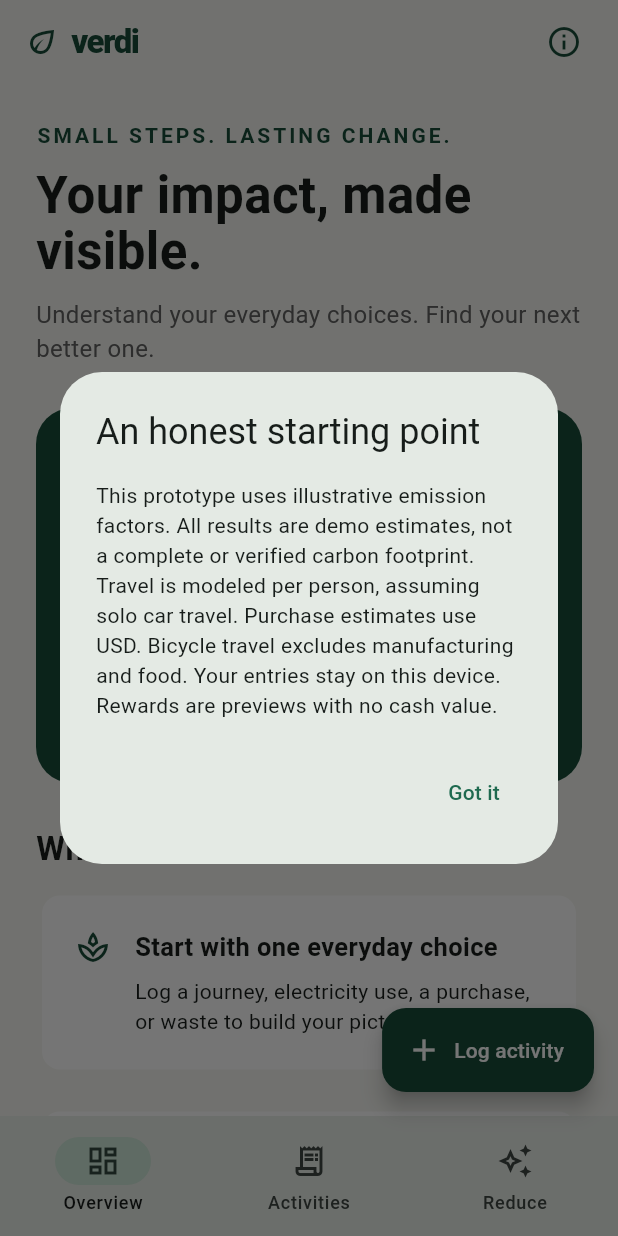
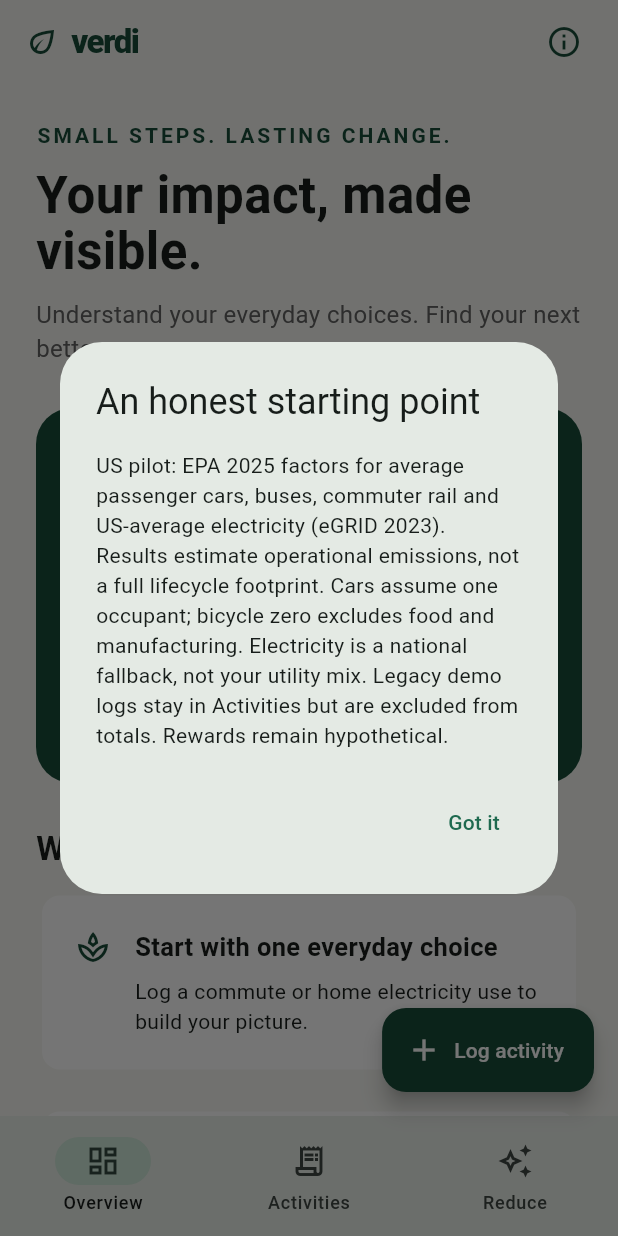
Before and after one commit to BlahBlah23406/verdi, a Flutter app: the screen it shows after launch, after a tap on the "info outline" icon, on a phone screen of 412 x 824 dp. Run offline on Flutter 3.47's test engine with Material 3 defaults, Android fonts, the phone set to English and light mode, and no system bars; our stand-ins replace shared_preferences.

Commit message:
Add source-backed EPA factors for US commuting and electricity pilot

```diff
--- a/lib/domain/carbon.dart
+++ b/lib/domain/carbon.dart
@@ -1,18 +1,32 @@
-// Deliberately illustrative factors, not verified accounting data.
+import 'emission_factors.dart';
+
+// Legacy kinds remain readable; new entries use the supported pilot catalog.
 enum ActivityKind {
   car('Car journey', 'Travel', 'km', 0.20),
   bus('Bus journey', 'Travel', 'km', 0.08),
-  train('Train journey', 'Travel', 'km', 0.04),
+  train('Commuter rail journey', 'Travel', 'km', 0.04),
   bicycle('Bicycle journey', 'Travel', 'km', 0),
   electricity('Home electricity', 'Home', 'kWh', 0.30),
   food('Food purchases', 'Food', 'USD', 0.50),
   shopping('Other purchases', 'Shopping', 'USD', 0.35),
   waste('Landfill waste', 'Waste', 'kg', 0.60);
 
-  const ActivityKind(this.label, this.category, this.unit, this.factor);
+  const ActivityKind(this.label, this.category, this.unit, this.legacyFactor);
   final String label, category, unit;
-  final double factor;
-  static const factorVersion = 'illustrative-v1';
+  final double legacyFactor;
+  static const factorVersion = EmissionFactor.version;
+  static const supported = [car, bus, train, bicycle, electricity];
+  EmissionFactor? get reference => switch (this) {
+    car => EmissionFactor.car,
+    bus => EmissionFactor.bus,
+    train => EmissionFactor.train,
+    bicycle => EmissionFactor.bicycle,
+    electricity => EmissionFactor.electricity,
+    _ => null,
+  };
+  double get factor =>
+      reference?.kgCo2ePerUnit ??
+      (throw UnsupportedError('No reviewed factor for $name.'));
 }
 
 class Activity {
@@ -24,7 +38,14 @@ class Activity {
     this.note = '',
     this.factorVersion = ActivityKind.factorVersion,
     double? factor,
-  }) : factor = factor ?? kind.factor {
+    Map<String, dynamic>? factorMetadata,
+  }) : factor = factor ?? kind.factor,
+       factorMetadata = Map.unmodifiable(
+         factorMetadata ??
+             (factorVersion == ActivityKind.factorVersion
+                 ? kind.reference?.toJson() ?? {}
+                 : {}),
+       ) {
     if (id.isEmpty ||
         !quantity.isFinite ||
         quantity <= 0 ||
@@ -35,6 +56,8 @@ class Activity {
       );
     }
   }
+  final Map<String, dynamic> factorMetadata;
+  bool get isPilotEstimate => factorVersion == ActivityKind.factorVersion;
   final String id, note, factorVersion;
   final ActivityKind kind;
   final double quantity, factor;
@@ -48,6 +71,7 @@ class Activity {
     'note': note,
     'factor': factor,
     'factorVersion': factorVersion,
+    'factorMetadata': factorMetadata,
   };
   factory Activity.fromJson(Map<String, dynamic> json) => Activity(
     id: json['id'] as String,
@@ -57,6 +81,9 @@ class Activity {
     note: json['note'] as String,
     factor: (json['factor'] as num).toDouble(),
     factorVersion: json['factorVersion'] as String,
+    factorMetadata: Map<String, dynamic>.from(
+      json['factorMetadata'] as Map? ?? {},
+    ),
   );
 }
 
--- /dev/null
+++ b/lib/domain/emission_factors.dart
@@ -0,0 +1,63 @@
+/// Pinned EPA 2025 dataset; see docs/ALGORITHM.md for boundaries.
+class EmissionFactor {
+  const EmissionFactor(
+    this.id,
+    this.kgCo2ePerUnit,
+    this.sourceTable,
+    this.scope,
+  );
+  final String id, sourceTable, scope;
+  final double kgCo2ePerUnit;
+  static const version = 'us-epa-2025-v1';
+  static const sourceUrl =
+      'https://www.epa.gov/system/files/documents/2025-01/ghg-emission-factors-hub-2025.pdf';
+  static const geography = 'US national average';
+  static const publicationDate = '2025-01-15';
+  static const retrievedDate = '2026-10-23';
+  // Table 10: kg CO2/mile + g CH4/mile + g N2O/mile.
+  // AR5 100-year GWPs: CH4=28, N2O=265 (Table 11). 1 mile=1.609344 km.
+  static const car = EmissionFactor(
+    'passenger-car',
+    (0.297 + 0.0059 * 28 / 1000 + 0.0053 * 265 / 1000) / 1.609344,
+    '10, 11',
+    'Operational travel; average passenger car, one occupant; excludes upstream fuel and manufacturing.',
+  );
+  static const bus = EmissionFactor(
+    'bus',
+    (0.066 + 0.0046 * 28 / 1000 + 0.0019 * 265 / 1000) / 1.609344,
+    '10, 11',
+    'Operational travel per passenger; average occupancy embedded in factor.',
+  );
+  static const train = EmissionFactor(
+    'commuter-rail',
+    (0.133 + 0.0105 * 28 / 1000 + 0.0026 * 265 / 1000) / 1.609344,
+    '10, 11',
+    'Commuter rail per passenger; not subway or intercity rail.',
+  );
+  static const electricity = EmissionFactor(
+    'electricity-us-average',
+    (771.5 + 0.057 * 28 + 0.008 * 265) * 0.45359237 / 1000,
+    '6, 11',
+    'Generation emissions, eGRID 2023 national fallback; excludes transmission losses and upstream lifecycle.',
+  );
+  static const bicycle = EmissionFactor(
+    'bicycle-operational',
+    0,
+    'Verdi boundary assumption',
+    'Unassisted bicycle: no operational fuel/electricity emissions; excludes food and manufacturing.',
+  );
+
+  Map<String, dynamic> toJson() => {
+    'id': id,
+    'version': version,
+    'kgCo2ePerUnit': kgCo2ePerUnit,
+    'sourceUrl': id == 'bicycle-operational' ? null : sourceUrl,
+    'sourceTable': sourceTable,
+    'geography': geography,
+    'publicationDate': id == 'bicycle-operational' ? null : publicationDate,
+    'retrievedDate': retrievedDate,
+    'scope': scope,
+    'uncertainty':
+        'Not quantified; average factors are not individual measurements.',
+  };
+}
--- a/lib/main.dart
+++ b/lib/main.dart
@@ -95,7 +95,7 @@ class _HomeState extends State<Home> {
   List<Activity> get monthly {
     final now = DateTime.now();
     return engine.inPeriod(
-      activities,
+      activities.where((a) => a.isPilotEstimate),
       DateTime(now.year, now.month),
       DateTime(now.year, now.month + 1),
     );
@@ -134,7 +134,7 @@ class _HomeState extends State<Home> {
               builder: (context) => AlertDialog(
                 title: const Text('An honest starting point'),
                 content: const Text(
-                  'This prototype uses illustrative emission factors. All results are demo estimates, not a complete or verified carbon footprint. Travel is modeled per person, assuming solo car travel. Purchase estimates use USD. Bicycle travel excludes manufacturing and food. Your entries stay on this device. Rewards are previews with no cash value.',
+                  'US pilot: EPA 2025 factors for average passenger cars, buses, commuter rail and US-average electricity (eGRID 2023). Results estimate operational emissions, not a full lifecycle footprint. Cars assume one occupant; bicycle zero excludes food and manufacturing. Electricity is a national fallback, not your utility mix. Legacy demo logs stay in Activities but are excluded from totals. Rewards remain hypothetical.',
                 ),
                 actions: [
                   TextButton(
@@ -241,7 +241,7 @@ class _HomeState extends State<Home> {
             crossAxisAlignment: CrossAxisAlignment.start,
             children: [
               const Text(
-                'THIS MONTH · DEMO ESTIMATE',
+                'THIS MONTH · US PILOT ESTIMATE',
                 style: TextStyle(color: Color(0xFFC7E0CB), letterSpacing: 1.5),
               ),
               const SizedBox(height: 20),
@@ -275,7 +275,7 @@ class _HomeState extends State<Home> {
           panel(
             Icons.spa_outlined,
             'Start with one everyday choice',
-            'Log a journey, electricity use, a purchase, or waste to build your picture.',
+            'Log a commute or home electricity use to build your picture.',
           ),
         for (final category in categories)
           Card(
@@ -310,7 +310,7 @@ class _HomeState extends State<Home> {
         ),
         const SizedBox(height: 12),
         const Text(
-          'Prototype • Illustrative factors • Saved on this device',
+          'US pilot • EPA 2025 factors • Legacy demo logs excluded',
           style: TextStyle(color: Colors.black54),
         ),
       ],
@@ -374,8 +374,27 @@ class _HomeState extends State<Home> {
             child: ListTile(
               isThreeLine: true,
               title: Text(a.kind.label),
+              onTap: () => showDialog<void>(
+                context: context,
+                builder: (context) => AlertDialog(
+                  title: const Text('Calculation details'),
+                  content: SingleChildScrollView(
+                    child: SelectableText(
+                      '${a.quantity} ${a.kind.unit} × ${a.factor.toStringAsPrecision(8)} kg CO₂e/${a.kind.unit}\n'
+                      'Version: ${a.factorVersion}\n'
+                      '${a.factorMetadata.entries.map((e) => '${e.key}: ${e.value}').join('\n')}',
+                    ),
+                  ),
+                  actions: [
+                    TextButton(
+                      onPressed: () => Navigator.pop(context),
+                      child: const Text('Close'),
+                    ),
+                  ],
+                ),
+              ),
               subtitle: Text(
-                '${a.quantity} ${a.kind.unit} · ${a.date.toLocal().toString().substring(0, 10)}\n${a.note.isEmpty ? 'Manual entry' : a.note}',
+                '${a.quantity} ${a.kind.unit} · ${a.date.toLocal().toString().substring(0, 10)}\n${a.isPilotEstimate ? 'US pilot estimate' : 'Legacy demo · excluded from totals'}${a.note.isEmpty ? '' : ' · ${a.note}'}',
               ),
               trailing: Row(
                 mainAxisSize: MainAxisSize.min,
@@ -482,7 +501,7 @@ class _HomeState extends State<Home> {
                   ),
                 ),
                 const Text(
-                  'potential reduction for this journey · demo estimate',
+                  'potential reduction for this journey · US average estimate',
                 ),
                 const Divider(height: 40),
                 Text(
@@ -504,7 +523,7 @@ class _HomeState extends State<Home> {
         panel(
           Icons.science_outlined,
           'How this works',
-          'Distance × (car factor − alternative factor). These sample factors help test the experience; real estimates need regional data and validated assumptions.',
+          'Distance × (car factor − alternative factor). Uses EPA 2025 operational travel averages; rail means commuter rail. This is a comparison of attributed emissions, not a measured reduction from changing one trip.',
         ),
       ],
     );
@@ -552,7 +571,7 @@ class _ActivityFormState extends State<ActivityForm> {
           DropdownButtonFormField<ActivityKind>(
             initialValue: kind,
             decoration: const InputDecoration(labelText: 'Activity'),
-            items: ActivityKind.values
+            items: ActivityKind.supported
                 .map((k) => DropdownMenuItem(value: k, child: Text(k.label)))
                 .toList(),
             onChanged: (value) => setState(() {
@@ -610,7 +629,7 @@ class _ActivityFormState extends State<ActivityForm> {
           ),
           const SizedBox(height: 12),
           const Text(
-            'Uses illustrative emission factors. Saved only on this device.',
+            'US average estimates. Cars assume solo travel. Electricity uses a national fallback. Saved only on this device.',
             textAlign: TextAlign.center,
           ),
         ],
```
Also changed, not shown: tool/check_algorithm.dart (+52 -5 lines), 6 other files.
